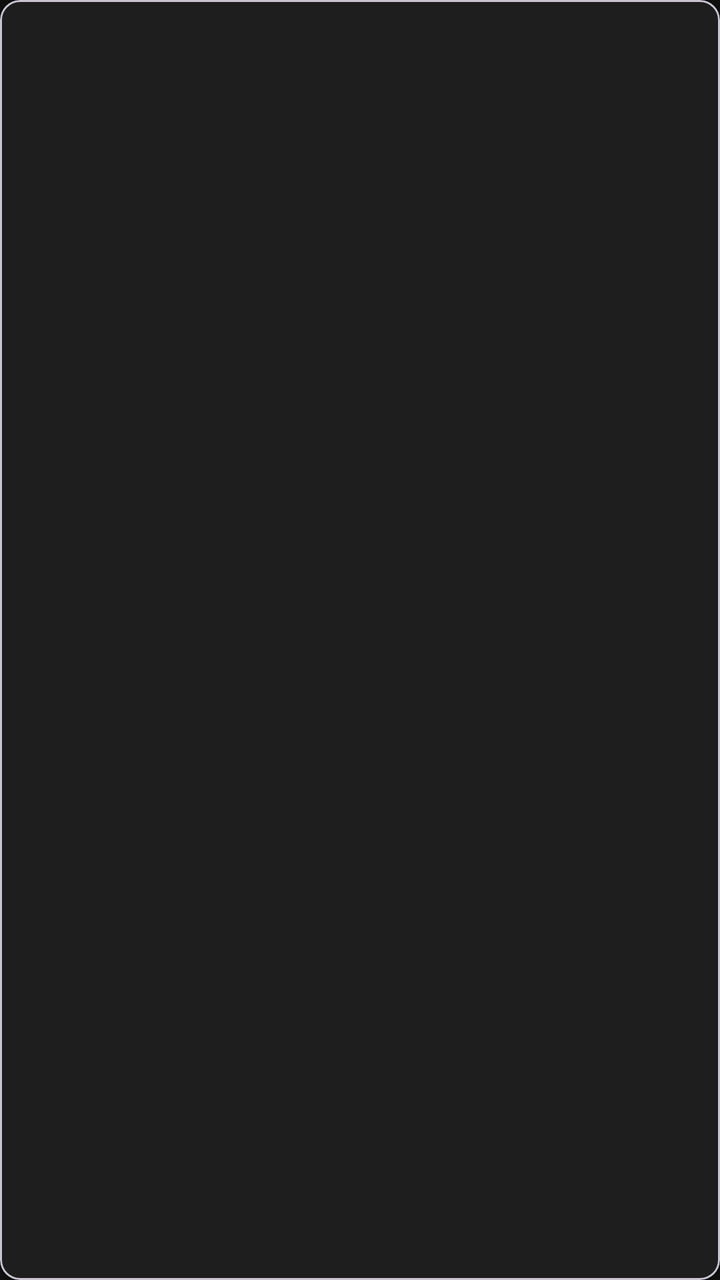
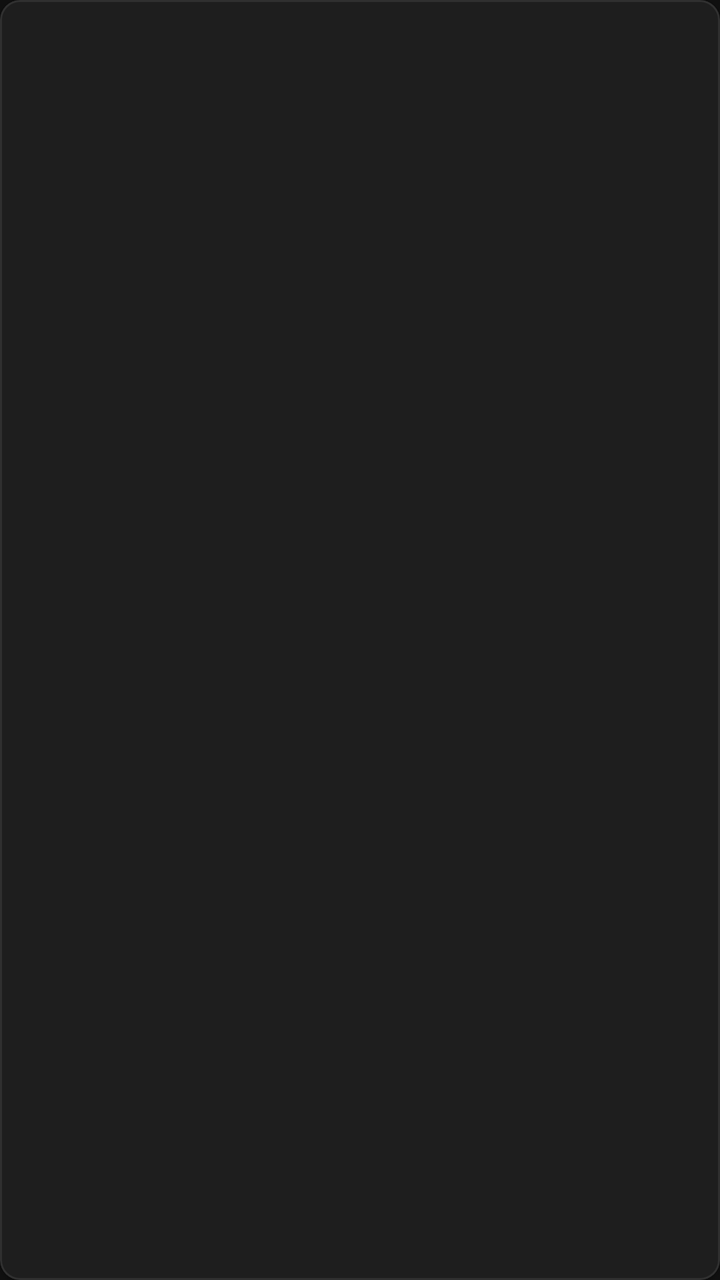

Before-and-after screenshots of an Android layout around one commit, followed by the original layout XML and the change that was made.
<!-- AndroidManifest.xml: application theme Theme.Network24 -->
<!-- res/layout/item_epg_channel.xml -->
<?xml version="1.0" encoding="utf-8"?>
<com.google.android.material.card.MaterialCardView xmlns:android="http://schemas.android.com/apk/res/android"
    xmlns:app="http://schemas.android.com/apk/res-auto"
    android:layout_width="match_parent"
    android:layout_height="72dp"
    android:layout_marginHorizontal="4dp"
    android:layout_marginVertical="4dp"
    android:focusable="true"
    android:clickable="true"
    app:cardBackgroundColor="@color/card"
    app:cardCornerRadius="10dp"
    app:cardElevation="1dp">

    <LinearLayout
        android:layout_width="match_parent"
        android:layout_height="match_parent"
        android:gravity="center_vertical"
        android:paddingHorizontal="10dp">

        <ImageView
            android:id="@+id/imgLogo"
            android:layout_width="48dp"
            android:layout_height="48dp"
            android:scaleType="centerInside"
            android:contentDescription="Channel logo" />

        <TextView
            android:id="@+id/txtName"
            android:layout_width="0dp"
            android:layout_height="wrap_content"
            android:layout_weight="1"
            android:layout_marginStart="10dp"
            android:textColor="@android:color/white"
            android:textStyle="bold"
            android:textSize="14sp"
            android:maxLines="2"
            android:ellipsize="end" />

        <ImageView
            android:id="@+id/imgPlaying"
            android:layout_width="24dp"
            android:layout_height="24dp"
            android:src="@android:drawable/ic_media_play"
            android:tint="@android:color/white"
            android:visibility="gone"
            android:contentDescription="Playing" />
    </LinearLayout>
</com.google.android.material.card.MaterialCardView>
<!-- resources referenced by this layout -->
<resources>
  <color name="card">#1E1E1E</color>
  <style name="Theme.Network24" parent="Base.Theme.Network24" />
  <style name="Base.Theme.Network24" parent="Theme.Material3.DayNight.NoActionBar">
  
          <item name="android:windowBackground">@color/background</item>
  
      </style>
  <color name="background">#101010</color>
</resources>

<!-- the commit's change to res/layout/item_epg_channel.xml (unified diff, before → after) -->
@@ -1,15 +1,18 @@
 <?xml version="1.0" encoding="utf-8"?>
 <com.google.android.material.card.MaterialCardView xmlns:android="http://schemas.android.com/apk/res/android"
     xmlns:app="http://schemas.android.com/apk/res-auto"
+    android:id="@+id/cardRoot"
     android:layout_width="match_parent"
     android:layout_height="72dp"
     android:layout_marginHorizontal="4dp"
     android:layout_marginVertical="4dp"
     android:focusable="true"
     android:clickable="true"
-    app:cardBackgroundColor="@color/card"
+    app:cardBackgroundColor="@color/interactive_card_background"
     app:cardCornerRadius="10dp"
-    app:cardElevation="1dp">
+    app:cardElevation="1dp"
+    app:strokeColor="@color/interactive_card_stroke"
+    app:strokeWidth="1dp">
 
     <LinearLayout
         android:layout_width="match_parent"
<!-- resource entries referenced after the edit -->
@@ -1,6 +1,5 @@
 <!-- resources referenced by this layout -->
 <resources>
-  <color name="card">#1E1E1E</color>
   <style name="Theme.Network24" parent="Base.Theme.Network24" />
   <style name="Base.Theme.Network24" parent="Theme.Material3.DayNight.NoActionBar">
   
